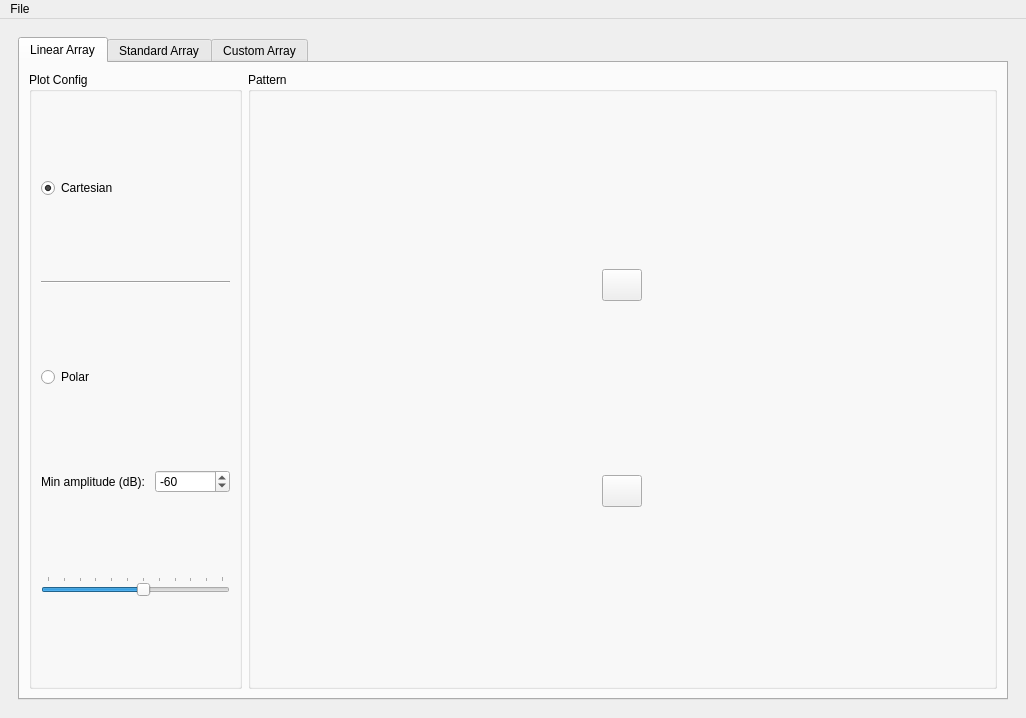
Old version of the form ui_array_analysis.ui in the repository rookiepeng/antenna-array-analysis.
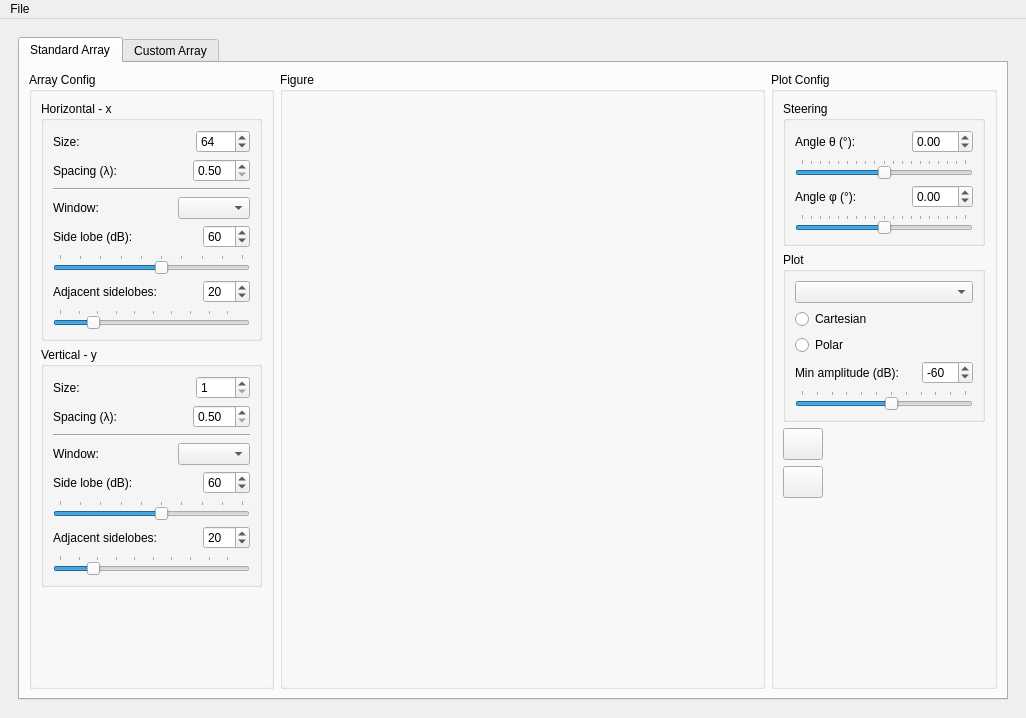
New version of the form. The open tabs and pages were chosen to show the change. Icons and pictures are not drawn.

Commit message: remove linear array tab

What changed in the file:
```diff
--- a/ui_array_analysis.ui
+++ b/ui_array_analysis.ui
@@ -40,195 +40,6 @@
       <property name="currentIndex">
        <number>1</number>
       </property>
-      <widget class="QWidget" name="tab">
-       <attribute name="title">
-        <string>Linear Array</string>
-       </attribute>
-       <layout class="QHBoxLayout" name="horizontalLayout_9">
-        <item>
-         <layout class="QVBoxLayout" name="verticalLayout_3">
-          <item>
-           <widget class="QGroupBox" name="groupBox_plotConfig">
-            <property name="sizePolicy">
-             <sizepolicy hsizetype="Preferred" vsizetype="Preferred">
-              <horstretch>0</horstretch>
-              <verstretch>0</verstretch>
-             </sizepolicy>
-            </property>
-            <property name="title">
-             <string>Plot Config</string>
-            </property>
-            <property name="flat">
-             <bool>false</bool>
-            </property>
-            <layout class="QVBoxLayout" name="verticalLayout_4">
-             <item>
-              <widget class="QRadioButton" name="radioButton_Cartesian">
-               <property name="text">
-                <string>Cartesian</string>
-               </property>
-               <property name="checked">
-                <bool>true</bool>
-               </property>
-              </widget>
-             </item>
-             <item>
-              <widget class="Line" name="line_3">
-               <property name="orientation">
-                <enum>Qt::Horizontal</enum>
-               </property>
-              </widget>
-             </item>
-             <item>
-              <widget class="QRadioButton" name="radioButton_Polar">
-               <property name="text">
-                <string>Polar</string>
-               </property>
-              </widget>
-             </item>
-             <item>
-              <layout class="QHBoxLayout" name="horizontalLayout_5">
-               <item>
-                <widget class="QLabel" name="label_polarMinAmp">
-                 <property name="frameShape">
-                  <enum>QFrame::NoFrame</enum>
-                 </property>
-                 <property name="text">
-                  <string>Min amplitude (dB): </string>
-                 </property>
-                </widget>
-               </item>
-               <item>
-                <spacer name="horizontalSpacer_4">
-                 <property name="orientation">
-                  <enum>Qt::Horizontal</enum>
-                 </property>
-                 <property name="sizeHint" stdset="0">
-                  <size>
-                   <width>0</width>
-                   <height>0</height>
-                  </size>
-                 </property>
-                </spacer>
-               </item>
-               <item>
-                <widget class="QSpinBox" name="spinBox_polarMinAmp">
-                 <property name="minimumSize">
-                  <size>
-                   <width>75</width>
-                   <height>0</height>
-                  </size>
-                 </property>
-                 <property name="minimum">
-                  <number>-120</number>
-                 </property>
-                 <property name="maximum">
-                  <number>-10</number>
-                 </property>
-                 <property name="value">
-                  <number>-60</number>
-                 </property>
-                </widget>
-               </item>
-              </layout>
-             </item>
-             <item>
-              <widget class="QSlider" name="horizontalSlider_polarMinAmp">
-               <property name="minimum">
-                <number>-120</number>
-               </property>
-               <property name="maximum">
-                <number>-10</number>
-               </property>
-               <property name="value">
-                <number>-60</number>
-               </property>
-               <property name="orientation">
-                <enum>Qt::Horizontal</enum>
-               </property>
-               <property name="tickPosition">
-                <enum>QSlider::TicksAbove</enum>
-               </property>
-              </widget>
-             </item>
-            </layout>
-           </widget>
-          </item>
-         </layout>
-        </item>
-        <item>
-         <widget class="QGroupBox" name="PlotBox">
-          <property name="sizePolicy">
-           <sizepolicy hsizetype="Expanding" vsizetype="Preferred">
-            <horstretch>3</horstretch>
-            <verstretch>0</verstretch>
-           </sizepolicy>
-          </property>
-          <property name="sizeIncrement">
-           <size>
-            <width>2</width>
-            <height>0</height>
-           </size>
-          </property>
-          <property name="title">
-           <string>Pattern</string>
-          </property>
-          <layout class="QHBoxLayout" name="horizontalLayout_10">
-           <item>
-            <layout class="QVBoxLayout" name="verticalLayout_2">
-             <item>
-              <widget class="QPushButton" name="holdButton">
-               <property name="sizePolicy">
-                <sizepolicy hsizetype="Fixed" vsizetype="Fixed">
-                 <horstretch>0</horstretch>
-                 <verstretch>0</verstretch>
-                </sizepolicy>
-               </property>
-               <property name="minimumSize">
-                <size>
-                 <width>32</width>
-                 <height>32</height>
-                </size>
-               </property>
-               <property name="text">
-                <string/>
-               </property>
-               <property name="icon">
-                <iconset resource="res.qrc">
-                 <normaloff>:/icons/res/hold.png</normaloff>:/icons/res/hold.png</iconset>
-               </property>
-              </widget>
-             </item>
-             <item>
-              <widget class="QPushButton" name="clearButton">
-               <property name="sizePolicy">
-                <sizepolicy hsizetype="Fixed" vsizetype="Fixed">
-                 <horstretch>0</horstretch>
-                 <verstretch>0</verstretch>
-                </sizepolicy>
-               </property>
-               <property name="minimumSize">
-                <size>
-                 <width>32</width>
-                 <height>32</height>
-                </size>
-               </property>
-               <property name="text">
-                <string/>
-               </property>
-               <property name="icon">
-                <iconset resource="res.qrc">
-                 <normaloff>:/icons/res/clear.png</normaloff>:/icons/res/clear.png</iconset>
-               </property>
-              </widget>
-             </item>
-            </layout>
-           </item>
-          </layout>
-         </widget>
-        </item>
-       </layout>
-      </widget>
       <widget class="QWidget" name="tab_2">
        <attribute name="title">
         <string>Standard Array</string>
@@ -828,7 +639,7 @@
                 <string>Steering</string>
                </property>
                <property name="flat">
-                <bool>true</bool>
+                <bool>false</bool>
                </property>
                <layout class="QVBoxLayout" name="verticalLayout_11">
                 <item>
@@ -847,8 +658,8 @@
                     </property>
                     <property name="sizeHint" stdset="0">
                      <size>
-                      <width>40</width>
-                      <height>20</height>
+                      <width>50</width>
+                      <height>0</height>
                      </size>
                     </property>
                    </spacer>
@@ -909,8 +720,8 @@
                     </property>
                     <property name="sizeHint" stdset="0">
                      <size>
-                      <width>40</width>
-                      <height>20</height>
+                      <width>0</width>
+                      <height>0</height>
                      </size>
                     </property>
                    </spacer>
@@ -970,25 +781,21 @@
                 <string>Plot</string>
                </property>
                <property name="flat">
-                <bool>true</bool>
+                <bool>false</bool>
                </property>
                <layout class="QVBoxLayout" name="verticalLayout_12">
                 <item>
-                 <widget class="QRadioButton" name="radioButton_2">
-                  <property name="text">
-                   <string>RadioButton</string>
+                 <widget class="QComboBox" name="comboBox">
+                  <property name="sizePolicy">
+                   <sizepolicy hsizetype="Expanding" vsizetype="Fixed">
+                    <horstretch>0</horstretch>
+                    <verstretch>0</verstretch>
+                   </sizepolicy>
                   </property>
                  </widget>
                 </item>
                 <item>
-                 <widget class="QRadioButton" name="radioButton_4">
-                  <property name="text">
-                   <string>RadioButton</string>
-                  </property>
-                 </widget>
-                </item>
-                <item>
-                 <widget class="QRadioButton" name="radioButton">
+                 <widget class="QRadioButton" name="rb_cartesian">
                   <property name="text">
                    <string>Cartesian</string>
                   </property>
@@ -997,13 +804,143 @@
                 <item>
                  <widget class="QRadioButton" name="radioButton_3">
                   <property name="text">
-                   <string>RadioButton</string>
+                   <string>Polar</string>
+                  </property>
+                 </widget>
+                </item>
+                <item>
+                 <layout class="QHBoxLayout" name="horizontalLayout_5">
+                  <item>
+                   <widget class="QLabel" name="label_polarMinAmp">
+                    <property name="frameShape">
+                     <enum>QFrame::NoFrame</enum>
+                    </property>
+                    <property name="text">
+                     <string>Min amplitude (dB): </string>
+                    </property>
+                   </widget>
+                  </item>
+                  <item>
+                   <spacer name="horizontalSpacer">
+                    <property name="orientation">
+                     <enum>Qt::Horizontal</enum>
+                    </property>
+                    <property name="sizeHint" stdset="0">
+                     <size>
+                      <width>0</width>
+                      <height>0</height>
+                     </size>
+                    </property>
+                   </spacer>
+                  </item>
+                  <item>
+                   <spacer name="horizontalSpacer_4">
+                    <property name="orientation">
+                     <enum>Qt::Horizontal</enum>
+                    </property>
+                    <property name="sizeHint" stdset="0">
+                     <size>
+                      <width>0</width>
+                      <height>0</height>
+                     </size>
+                    </property>
+                   </spacer>
+                  </item>
+                  <item>
+                   <widget class="QSpinBox" name="spinBox_polarMinAmp">
+                    <property name="sizePolicy">
+                     <sizepolicy hsizetype="Minimum" vsizetype="Fixed">
+                      <horstretch>0</horstretch>
+                      <verstretch>0</verstretch>
+                     </sizepolicy>
+                    </property>
+                    <property name="minimumSize">
+                     <size>
+                      <width>0</width>
+                      <height>0</height>
+                     </size>
+                    </property>
+                    <property name="minimum">
+                     <number>-120</number>
+                    </property>
+                    <property name="maximum">
+                     <number>-10</number>
+                    </property>
+                    <property name="value">
+                     <number>-60</number>
+                    </property>
+                   </widget>
+                  </item>
+                 </layout>
+                </item>
+                <item>
+                 <widget class="QSlider" name="horizontalSlider_polarMinAmp">
+                  <property name="minimum">
+                   <number>-120</number>
+                  </property>
+                  <property name="maximum">
+                   <number>-10</number>
+                  </property>
+                  <property name="value">
+                   <number>-60</number>
+                  </property>
+                  <property name="orientation">
+                   <enum>Qt::Horizontal</enum>
+                  </property>
+                  <property name="tickPosition">
+                   <enum>QSlider::TicksAbove</enum>
                   </property>
                  </widget>
                 </item>
                </layout>
               </widget>
              </item>
+             <item>
+              <widget class="QPushButton" name="holdButton">
+               <property name="sizePolicy">
+                <sizepolicy hsizetype="Fixed" vsizetype="Fixed">
+                 <horstretch>0</horstretch>
+                 <verstretch>0</verstretch>
+                </sizepolicy>
+               </property>
+               <property name="minimumSize">
+                <size>
+                 <width>32</width>
+                 <height>32</height>
+                </size>
+               </property>
+               <property name="text">
+                <string/>
+               </property>
+               <property name="icon">
+                <iconset resource="res.qrc">
+                 <normaloff>:/icons/res/hold.png</normaloff>:/icons/res/hold.png</iconset>
+               </property>
+              </widget>
+             </item>
+             <item>
+              <widget class="QPushButton" name="clearButton">
+               <property name="sizePolicy">
+                <sizepolicy hsizetype="Fixed" vsizetype="Fixed">
+                 <horstretch>0</horstretch>
+                 <verstretch>0</verstretch>
+                </sizepolicy>
+               </property>
+               <property name="minimumSize">
+                <size>
+                 <width>32</width>
+                 <height>32</height>
+                </size>
+               </property>
+               <property name="text">
+                <string/>
+               </property>
+               <property name="icon">
+                <iconset resource="res.qrc">
+                 <normaloff>:/icons/res/clear.png</normaloff>:/icons/res/clear.png</iconset>
+               </property>
+              </widget>
+             </item>
              <item>
               <spacer name="verticalSpacer_4">
                <property name="orientation">
```
Left out of the diff: 4 changed lines with no effect on the pictures. The commit also changes 1 other file.
